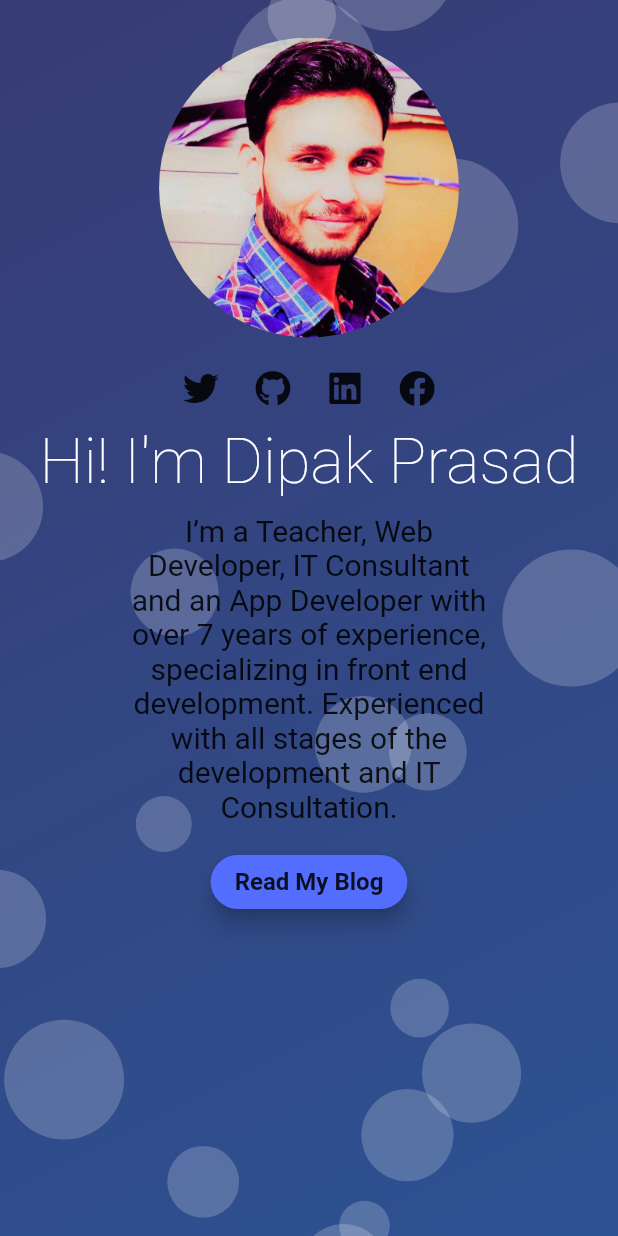
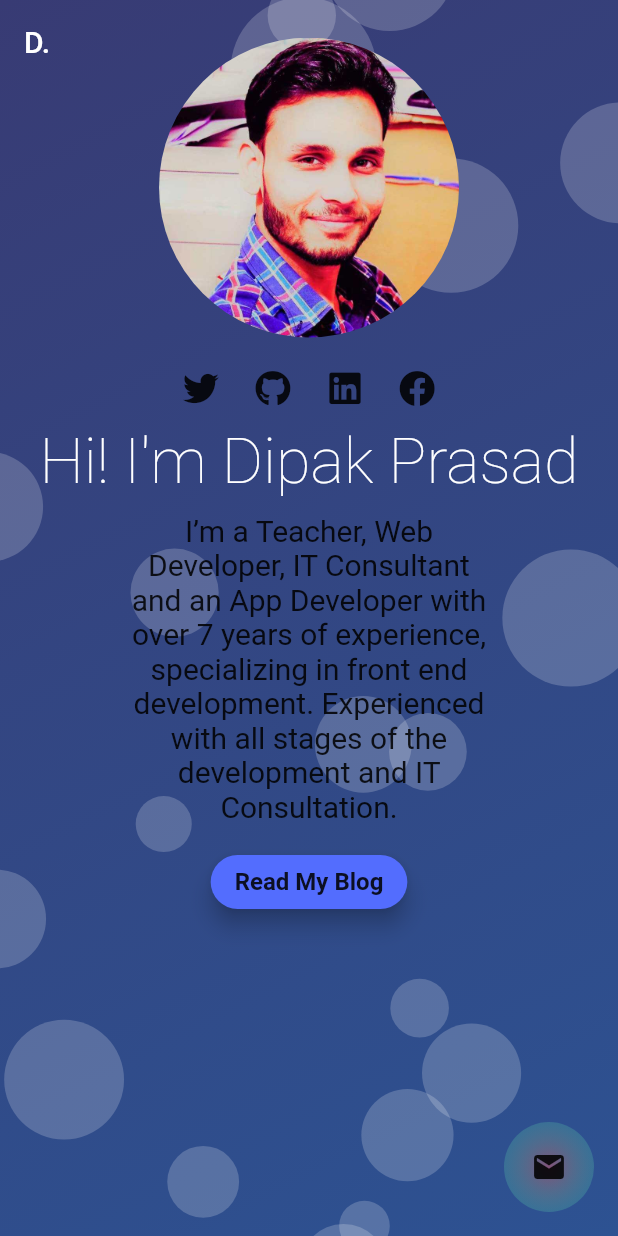
Before and after one commit to idipak/myFlutterPortfolio, a Flutter app: the screen it shows after launch, on a phone screen of 412 x 824 dp. Run offline on Flutter 3.47's test engine with Material 2 defaults, Android fonts, the phone set to English and light mode, and no system bars; our stand-ins replace font_awesome_flutter.

```diff
--- a/lib/home_object.dart
+++ b/lib/home_object.dart
@@ -74,7 +74,7 @@ class CenteredObject extends StatelessWidget {
                 )),
           ),
         ),
-        RaisedButton(
+        MaterialButton(
           elevation: 6,
           color: Colors.indigoAccent,
           child: Text(
--- a/lib/main.dart
+++ b/lib/main.dart
@@ -1,5 +1,5 @@
 import 'package:flutter/material.dart';
-import 'background.dart';
+import 'package:myapp/screens/home.dart';
 
 void main() {
   runApp(MyApp());
@@ -11,9 +11,7 @@ class MyApp extends StatelessWidget {
     return MaterialApp(
       debugShowCheckedModeBanner: false,
       title: 'Dipak Prasad',
-      home: Scaffold(
-        body: ParticleBackgroundPage(),
-        ),
+      home: Home(),
     );
   }
 }
--- /dev/null
+++ b/lib/screens/home.dart
@@ -0,0 +1,50 @@
+import 'package:flutter/material.dart';
+import 'package:myapp/block/service_block.dart';
+import 'package:myapp/widgets/polymorphic_circle.dart';
+import 'package:url_launcher/url_launcher.dart';
+import '../widgets/background.dart';
+
+class Home extends StatelessWidget {
+  @override
+  Widget build(BuildContext context) {
+    final size = MediaQuery.of(context).size;
+    return Scrollbar(
+      child: Scaffold(
+        floatingActionButton: PolymorphicCircle(
+          height: 60,
+          width: 60,
+          color2: Colors.greenAccent,
+          color1: Colors.redAccent,
+          child: IconButton(
+            icon: Icon(Icons.mail),
+            onPressed: () {
+              launch('mailto:hello@dipak.co.in');
+            },
+          ),
+        ),
+        body: CustomScrollView(
+          slivers: [
+            //Hero section is in app bar
+            SliverAppBar(
+              title: Text('D.'),
+              expandedHeight: size.height,
+              flexibleSpace: FlexibleSpaceBar(
+                background: ParticleBackgroundPage(),
+              ),
+            ),
+
+            //Body Section
+            SliverList(
+              delegate: SliverChildListDelegate([
+                ServiceBlock(),
+                Container(
+                  height: 800,
+                )
+              ]),
+            )
+          ],
+        ),
+      ),
+    );
+  }
+}
--- a/lib/background.dart
+++ b/lib/widgets/background.dart
@@ -1,7 +1,7 @@
 import 'package:flutter/material.dart';
 import 'dart:math';
 import 'animation_package.dart';
-import 'home_object.dart';
+import '../home_object.dart';
 
 class ParticleBackgroundPage extends StatelessWidget {
   @override
--- /dev/null
+++ b/lib/widgets/polymorphic_circle.dart
@@ -0,0 +1,32 @@
+import 'package:flutter/material.dart';
+
+class PolymorphicCircle extends StatelessWidget {
+  PolymorphicCircle(
+      {required this.height,
+      required this.width,
+      this.color1 = Colors.white,
+      this.color2 = Colors.greenAccent,
+      this.child});
+  final double height;
+  final double width;
+  final Color color1;
+  final Color color2;
+  final Widget? child;
+  @override
+  Widget build(BuildContext context) {
+    return Container(
+      height: height,
+      width: width,
+      decoration: BoxDecoration(
+        shape: BoxShape.circle,
+        gradient: RadialGradient(colors: [
+          color1.withOpacity(0.4),
+          color2.withOpacity(0.2),
+        ]),
+      ),
+      child: Center(
+        child: child,
+      ),
+    );
+  }
+}
--- a/pubspec.yaml
+++ b/pubspec.yaml
@@ -30,6 +30,7 @@ dependencies:
   cupertino_icons: ^1.0.2
   font_awesome_flutter: ^9.0.0
   url_launcher: ^6.0.3
+
 
 dev_dependencies:
   flutter_test:
```
Also changed, not shown: lib/block/service_block.dart (added, +44 -0 lines), lib/widgets/card_design1.dart (added, +37 -0 lines), lib/widgets/polymorphic_card.dart (added, +21 -0 lines), lib/widgets/animation_package.dart (renamed from lib/animation_package.dart).
